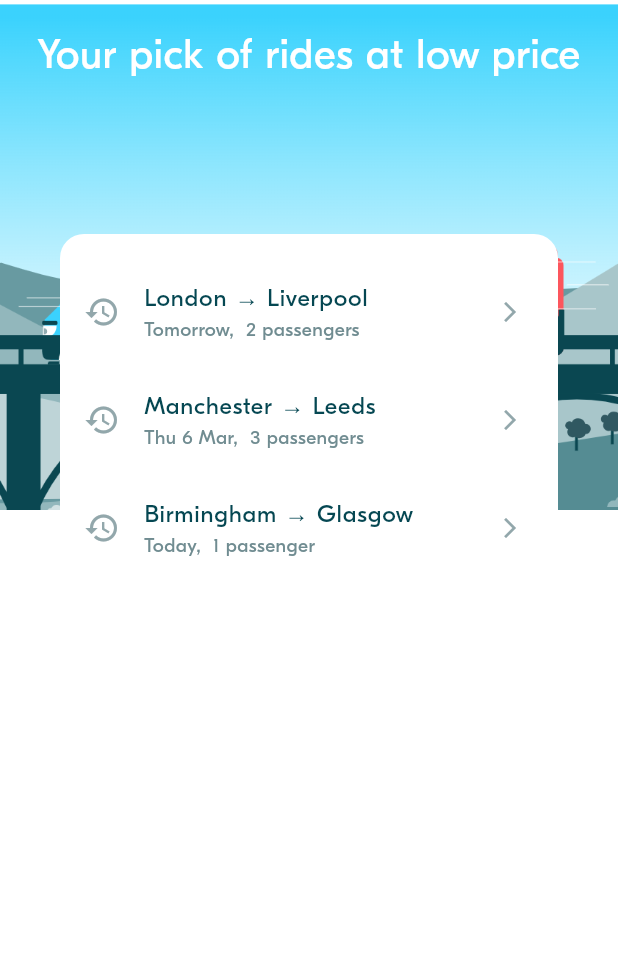
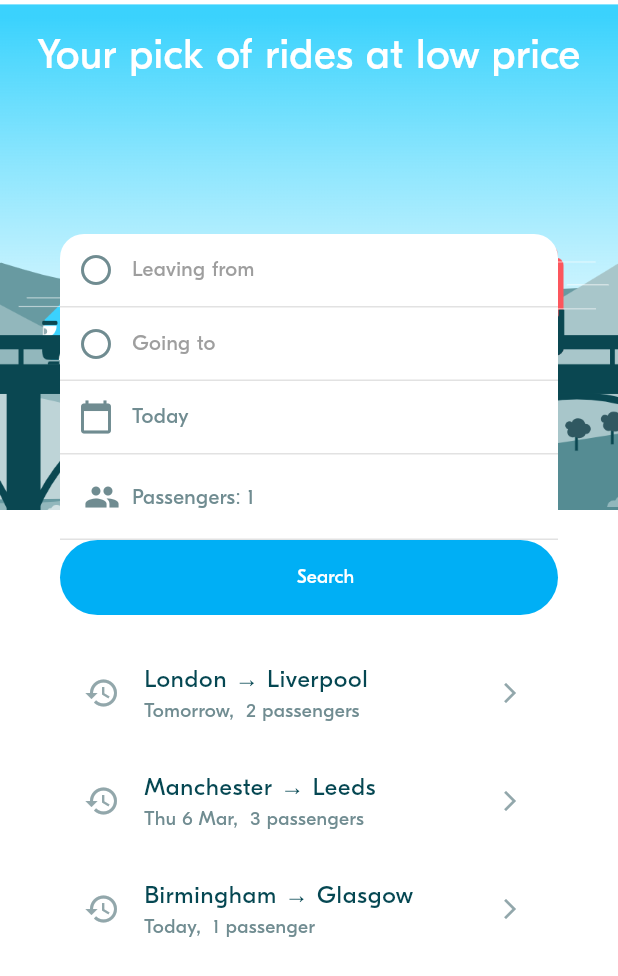
Before and after one commit to phuravongpech/Blablacar-App, a Flutter app: the screen it shows after launch, on a phone screen of 412 x 824 dp. Shown: the top 976 px of the screen. Run offline on Flutter 3.47's test engine with Material 3 defaults, Android fonts, the phone set to English and light mode, and no system bars; project files that could hold a hidden picture were left out.

Commit message:
BLA-004 – Implement Ride Preferences Form

```diff
--- a/lib/main.dart
+++ b/lib/main.dart
@@ -1,4 +1,5 @@
 import 'package:flutter/material.dart';
+import 'package:week_3_blabla_project/screens/test/test_screen.dart';
 import 'screens/ride_pref/ride_pref_screen.dart';
 import 'theme/theme.dart';
 
@@ -14,7 +15,10 @@ class MyApp extends StatelessWidget {
     return MaterialApp(
       debugShowCheckedModeBanner: false,
       theme: appTheme,
-      home: Scaffold(body: RidePrefScreen()),
+      home: Scaffold(body:
+          //const TestScreen()
+          RidePrefScreen()
+          ),
     );
   }
 }
--- a/lib/screens/ride_pref/widgets/ride_pref_form.dart
+++ b/lib/screens/ride_pref/widgets/ride_pref_form.dart
@@ -1,7 +1,13 @@
 import 'package:flutter/material.dart';
+import 'package:week_3_blabla_project/widgets/actions/bla_button.dart';
 
 import '../../../model/ride/locations.dart';
 import '../../../model/ride_pref/ride_pref.dart';
+// import '../../../service/locations_service.dart';
+import '../../../theme/theme.dart';
+import '../../../utils/date_time_util.dart';
+import '../../../widgets/display/bla_divider.dart';
+import '../../../widgets/inputs/number_spinner.dart';
 
 ///
 /// A Ride Preference From is a view to select:
@@ -28,8 +34,6 @@ class _RidePrefFormState extends State<RidePrefForm> {
   Location? arrival;
   late int requestedSeats;
 
-
-
   // ----------------------------------
   // Initialize the Form attributes
   // ----------------------------------
@@ -37,18 +41,124 @@ class _RidePrefFormState extends State<RidePrefForm> {
   @override
   void initState() {
     super.initState();
-    // TODO
+    departure = widget.initRidePref?.departure;
+    arrival = widget.initRidePref?.arrival;
+    departureDate = widget.initRidePref?.departureDate ?? DateTime.now();
+    requestedSeats = widget.initRidePref?.requestedSeats ?? 1;
   }
 
   // ----------------------------------
   // Handle events
   // ----------------------------------
 
+  void _showDateSelection() async {
+    final DateTime? picked = await showDatePicker(
+        context: context,
+        initialDate: departureDate,
+        firstDate: DateTime.now(),
+        lastDate: DateTime.now().add(const Duration(days: 365)));
+    if (picked != null && picked != departureDate) {
+      setState(() {
+        departureDate = picked;
+      });
+    }
+  }
+
+  // void _showLocationSelection(bool isDeparture) async {
+  //   final result = await Navigator.of(context).push(MaterialPageRoute(
+  //       builder: (context) => LocationsService(
+  //           initialLocation: isDeparture ? departure : arrival)));
+  //   if (result != null && result is Location) {
+  //     setState(() {
+  //       if (isDeparture) {
+  //         departure = result;
+  //       } else {
+  //         arrival = result;
+  //       }
+  //     });
+  //   }
+  // }
+
+  void _showSeatSelection() async {
+    final result = await Navigator.of(context).push(
+      MaterialPageRoute(
+        builder: (context) => NumberSpinner(initialSeats: requestedSeats),
+      ),
+    );
+
+    if (result != null && result is int) {
+      setState(() {
+        requestedSeats = result;
+      });
+    }
+  }
+
+  void _switchLocations() {
+    setState(() {
+      final temp = departure;
+      departure = arrival;
+      arrival = temp;
+    });
+  }
 
   // ----------------------------------
   // Compute the widgets rendering
   // ----------------------------------
 
+  Widget _buildLocationPicker(
+      String label, Location? location, bool isDeparture) {
+    return InkWell(
+      // onTap: () => _showLocationSelection(isDeparture),
+      child: Padding(
+        padding: const EdgeInsets.all(BlaSpacings.s),
+        child: Row(
+          children: [
+            Icon(
+              Icons.circle_outlined,
+              color: BlaColors.neutralLight,
+            ),
+            const SizedBox(width: BlaSpacings.s),
+            Text(
+              location?.name ?? label,
+              style: TextStyle(
+                color: location != null ? Colors.black : Colors.grey,
+              ),
+            ),
+            if (isDeparture &&
+                departure != null &&
+                arrival != null) // Show switch only on 'Leaving from'
+              IconButton(
+                icon: const Icon(Icons.swap_vert),
+                onPressed: _switchLocations,
+              ),
+          ],
+        ),
+      ),
+    );
+  }
+
+  Widget _buildDatePicker() {
+    return InkWell(
+        onTap: _showDateSelection,
+        child: Padding(
+          padding: const EdgeInsets.all(BlaSpacings.s),
+          child: Row(
+            children: [
+              Icon(
+                Icons.calendar_today,
+                color: BlaColors.neutralLight,
+              ),
+              const SizedBox(width: BlaSpacings.s),
+              Text(
+                DateTimeUtils.formatDateTime(departureDate),
+                style: TextStyle(
+                  color: BlaColors.neutralLight,
+                ),
+              ),
+            ],
+          ),
+        ));
+  }
 
   // ----------------------------------
   // Build the widgets
@@ -59,7 +169,35 @@ class _RidePrefFormState extends State<RidePrefForm> {
         mainAxisAlignment: MainAxisAlignment.start,
         crossAxisAlignment: CrossAxisAlignment.stretch,
         children: [
-
+          _buildLocationPicker('Leaving from', departure, true),
+          const BlaDivider(),
+          _buildLocationPicker('Going to', arrival, false),
+          const BlaDivider(),
+          _buildDatePicker(),
+          const BlaDivider(),
+          InkWell(
+            onTap: _showSeatSelection,
+            child: Padding(
+              padding: const EdgeInsets.symmetric(
+                  horizontal: BlaSpacings.m, vertical: BlaSpacings.m),
+              child: Row(
+                children: [
+                  Icon(
+                    Icons.people,
+                    color: BlaColors.neutralLight,
+                  ),
+                  const SizedBox(width: 8),
+                  Text('Passengers: $requestedSeats',
+                      style: TextStyle(color: BlaColors.neutralLight)),
+                ],
+              ),
+            ),
+          ),
+          const BlaDivider(),
+          BlaButton(
+            text: "Search",
+            buttonType: ButtonType.primary,
+          )
         ]);
   }
 }
```
Also changed, not shown: lib/screens/ride_pref/ride_pref_screen.dart (+14 -15 lines), lib/widgets/inputs/number_spinner.dart (added, +78 -0 lines).
